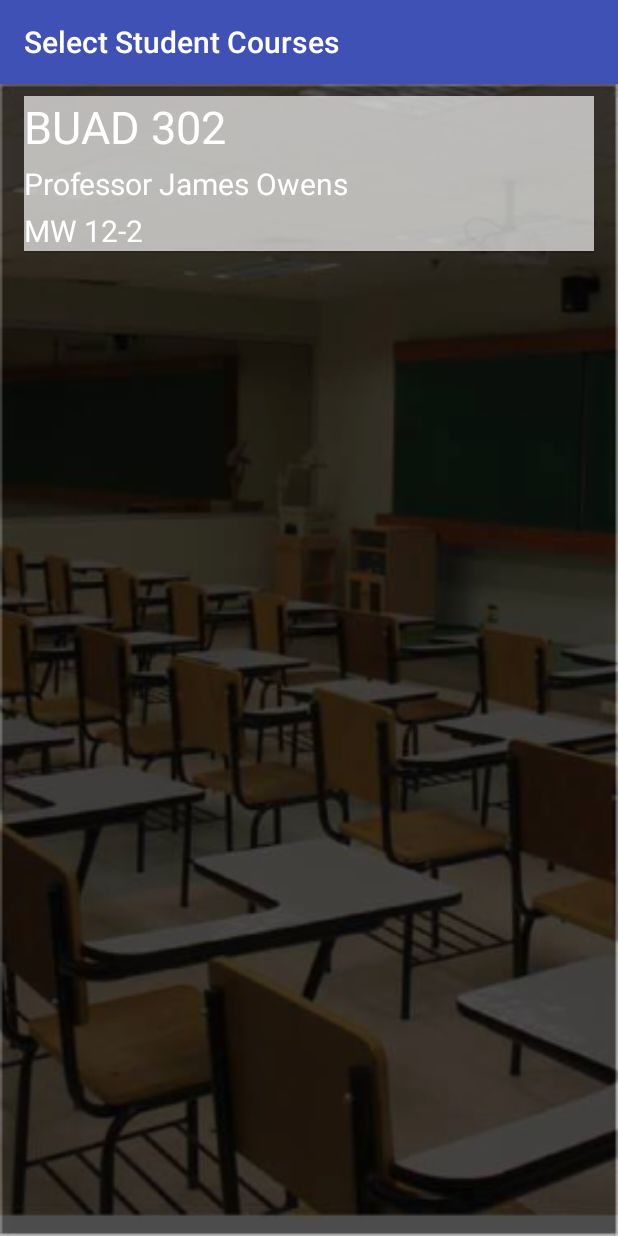
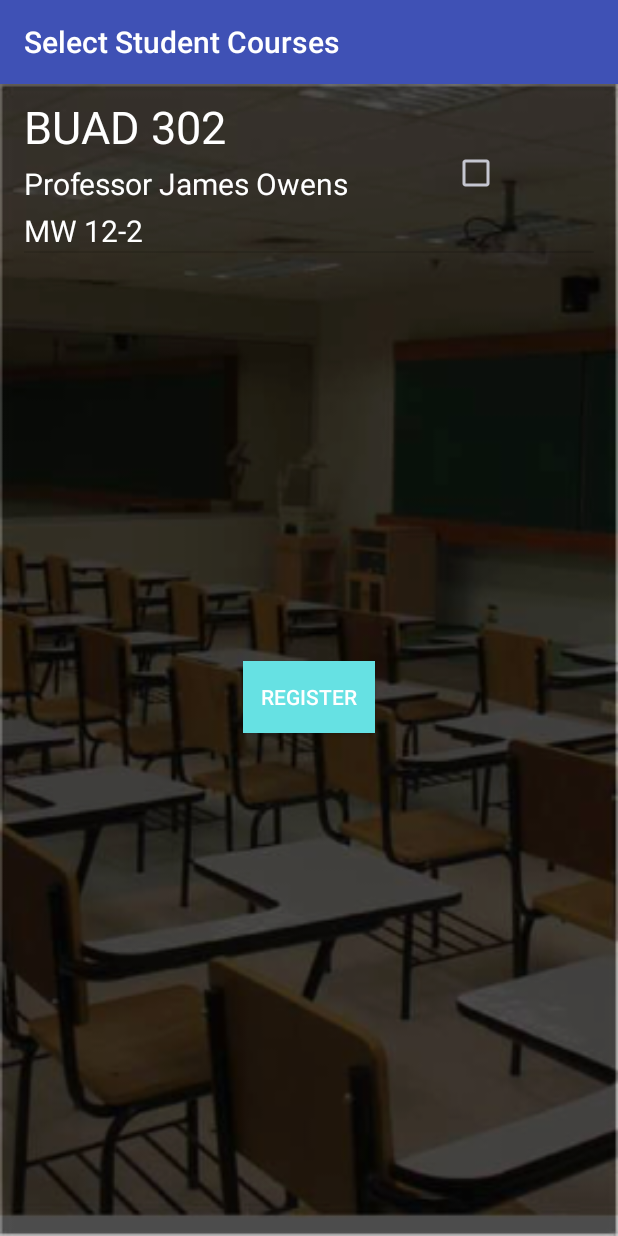
Before and after one commit to jerryweb/Experiential-Learning-Center-ELC-Roll-Call, an Android app: the CourseSelectionActivity screen opened directly, with no data from a screen before it, on a phone screen of 412 x 824 dp. Run offline under Robolectric (Android 15) with nearby library versions, the phone set to English and light mode, and no system bars.

Commit message:
creating courses

```diff
--- a/ELCAppAndroid/app/src/main/AndroidManifest.xml
+++ b/ELCAppAndroid/app/src/main/AndroidManifest.xml
@@ -32,6 +32,10 @@
         <activity android:name=".CourseSelectionActivity"
                   android:label="Select Student Courses">
         </activity>
+        <activity android:name=".InstructorAdmitActivity"
+                  android:label="Create Course">
+
+        </activity>
     </application>
 
 </manifest>
--- a/ELCAppAndroid/app/src/main/java/webb/jerry/elcappandroid/MainActivity.java
+++ b/ELCAppAndroid/app/src/main/java/webb/jerry/elcappandroid/MainActivity.java
@@ -216,6 +216,7 @@ public class MainActivity extends AppCompatActivity implements View.OnClickListe
                                 editor.putString(PREF_EMAIL, encodedEmail);
 
                                 editor.commit();
+
                                 Log.d(TAG, "THIS IS HAPPENED");
 
                                 intentLogin.putExtra(StudentClassManagementActivity.EXTRA_EMAIL_ADDRESS, textEmailAddress.getText());
@@ -234,7 +235,7 @@ public class MainActivity extends AppCompatActivity implements View.OnClickListe
                         });
                     mBluetoothAdapter.cancelDiscovery();
                     mBluetoothAdapter.startDiscovery();
-    //                }
+//                    }
                 break;
 
             case R.id.registerButton:
@@ -258,7 +259,9 @@ public class MainActivity extends AppCompatActivity implements View.OnClickListe
 
             case R.id.buttonCreateAccount:
                 Intent intentRegister;
-                if(true) {
+                final String checkedButton = ((RadioButton) findViewById(userSelectionRadioGroup.getCheckedRadioButtonId())).
+                        getText().toString();
+                if(checkedButton.equals("Student")) {
                     intentRegister = new Intent(getApplicationContext(), StudentClassManagementActivity.class);
                 }
                 else {
@@ -294,8 +297,7 @@ public class MainActivity extends AppCompatActivity implements View.OnClickListe
                                 user.setUniversityId(Integer.parseInt(editTextUniversityId.getText().toString()));
 
                                 if(userSelectionRadioGroup.getCheckedRadioButtonId() != -1) {
-                                    String checkedButton = ((RadioButton) findViewById(userSelectionRadioGroup.getCheckedRadioButtonId())).
-                                            getText().toString();
+
                                     if (checkedButton.equals("Student"))
                                         user.setStudent(true);
                                 }
--- a/ELCAppAndroid/app/src/main/java/webb/jerry/elcappandroid/ProfessorManageCoursesActivitty.java
+++ b/ELCAppAndroid/app/src/main/java/webb/jerry/elcappandroid/ProfessorManageCoursesActivitty.java
@@ -3,6 +3,7 @@ package webb.jerry.elcappandroid;
 import android.content.Intent;
 import android.os.Bundle;
 import android.support.v7.app.AppCompatActivity;
+import android.util.Log;
 import android.view.View;
 import android.widget.Button;
 import android.widget.ListView;
@@ -29,14 +30,16 @@ public class ProfessorManageCoursesActivitty extends AppCompatActivity  {
 
         buttonCreateCourse = (Button) findViewById(R.id.buttonCreateCourse);
         listViewCourses = (ListView) findViewById(R.id.listViewCourses);
-        courseAdapter = new CourseAdapter(this, courses);
-        listViewCourses.setAdapter(courseAdapter);
+        //courseAdapter = new CourseAdapter(this, courses);
+        //listViewCourses.setAdapter(courseAdapter);
 
         buttonCreateCourse.setOnClickListener(new View.OnClickListener() {
             @Override
             public void onClick(View v) {
                 // Go to seperate create course activity
+                Log.d("TAG", "I'm here");
                 Intent i = new Intent(getApplicationContext(),InstructorAdmitActivity.class);
+                startActivity(i);
 
             }
         });
--- a/ELCAppAndroid/app/src/main/java/webb/jerry/elcappandroid/View/CourseAdapter.java
+++ b/ELCAppAndroid/app/src/main/java/webb/jerry/elcappandroid/View/CourseAdapter.java
@@ -32,17 +32,17 @@ public class CourseAdapter extends ArrayAdapter<Course>  {
             , false);
         }
 
-        CheckBox checkBoxStudentPresent = (CheckBox) convertView.findViewById(R.id.checkBoxStudentPresent);
+        CheckBox checkBoxStudentPresent = (CheckBox) convertView.findViewById(R.id.selectClassCheckBox);
         TextView textViewCourseName = (TextView) convertView.findViewById(R.id.textViewCourseName);
         TextView textViewInstructorName = (TextView) convertView.findViewById(R.id.textViewInstructorName);
         TextView textViewDate = (TextView) convertView.findViewById(R.id.textViewDate);
 
-        if(instructorInterface == false){
-            checkBoxStudentPresent.setVisibility(View.VISIBLE);
-        }
-        else{
-            checkBoxStudentPresent.setVisibility(View.INVISIBLE);
-        }
+//        if(instructorInterface == false){
+//            checkBoxStudentPresent.setVisibility(View.VISIBLE);
+//        }
+//        else{
+//            checkBoxStudentPresent.setVisibility(View.INVISIBLE);
+//        }
 
 
         textViewCourseName.setText(course.getClassName());
--- a/ELCAppAndroid/app/src/main/res/layout/item_course.xml
+++ b/ELCAppAndroid/app/src/main/res/layout/item_course.xml
@@ -1,24 +1,24 @@
 <?xml version="1.0" encoding="utf-8"?>
 <LinearLayout xmlns:android="http://schemas.android.com/apk/res/android"
-    android:orientation="horizontal" android:layout_width="match_parent"
+    android:orientation="vertical" android:layout_width="match_parent"
     android:layout_height="match_parent"
     android:weightSum="1">
 
     <LinearLayout
-        android:orientation="horizontal"
         android:layout_width="fill_parent"
         android:layout_height="wrap_content"
-        android:background="#abffffff">
+        android:orientation="horizontal"
+        >
 
         <LinearLayout
             android:orientation="vertical"
             android:layout_width="fill_parent"
             android:layout_height="wrap_content"
-            android:layout_weight=".3"
-            android:layout_marginRight="4dp">
+            android:layout_marginRight="4dp"
+            android:layout_weight=".3">
 
             <TextView
-                android:layout_width="fill_parent"
+                android:layout_width="wrap_content"
                 android:layout_height="wrap_content"
                 android:text="BUAD 302"
                 android:id="@+id/textViewCourseName"
@@ -26,7 +26,7 @@
                 android:textColor="@color/white" />
 
             <TextView
-                android:layout_width="fill_parent"
+                android:layout_width="wrap_content"
                 android:layout_height="wrap_content"
                 android:text="Professor James Owens"
                 android:id="@+id/textViewInstructorName"
@@ -35,7 +35,7 @@
                 android:textColor="@color/white" />
 
             <TextView
-                android:layout_width="fill_parent"
+                android:layout_width="wrap_content"
                 android:layout_height="wrap_content"
                 android:text="MW 12-2"
                 android:id="@+id/textViewDate"
@@ -44,12 +44,11 @@
                 android:textColor="@color/white" />
         </LinearLayout>
 
-        <CheckBox
-            android:layout_width="fill_parent"
-            android:layout_height="fill_parent"
-            android:id="@+id/checkBoxStudentPresent"
-            android:layout_weight=".7"
-            android:checked="true" />
+  <CheckBox
+      android:layout_width="fill_parent"
+      android:layout_height="fill_parent"
+      android:id="@+id/selectClassCheckBox"
+      android:layout_weight=".9"/>
 
     </LinearLayout>
 
--- a/ELCAppAndroid/app/src/main/res/layout/student_course_selection.xml
+++ b/ELCAppAndroid/app/src/main/res/layout/student_course_selection.xml
@@ -2,16 +2,27 @@
 <LinearLayout xmlns:android="http://schemas.android.com/apk/res/android"
     android:orientation="vertical" android:layout_width="match_parent"
     android:background="@drawable/elc_background"
-    android:layout_height="match_parent">
+    android:layout_height="match_parent"
+    android:weightSum="1">
 
     <ListView
         android:layout_width="fill_parent"
-        android:layout_height="fill_parent"
+        android:layout_height="300dp"
         android:id="@+id/listViewStudentCourses"
         android:layout_marginLeft="16dp"
         android:layout_marginTop="8dp"
         android:layout_marginRight="16dp"
         android:layout_marginBottom="8dp"
-        android:layout_gravity="center_horizontal"></ListView>
+        android:layout_gravity="center_horizontal"
+        android:layout_weight="0.17"></ListView>
+
+    <Button
+        android:layout_width="wrap_content"
+        android:layout_height="wrap_content"
+        android:id="@+id/registerButton"
+        android:text="Register"
+        android:layout_gravity="center"
+        android:background="@color/teal"
+        android:textColor="@color/white"/>
 
 </LinearLayout>
--- a/ELCAppAndroid/app/src/main/res/values/strings.xml
+++ b/ELCAppAndroid/app/src/main/res/values/strings.xml
@@ -1,6 +1,6 @@
 <resources>
     <string name="app_name">ELCAppAndroid</string>
-    <string name="login_screen_title">ELC Auto Attendance</string>
+    <string name="login_screen_title">ELC Roll Call</string>
     <string name="email_hint_text">Email Address</string>
     <string name="password_hint_text">Password</string>
     <string name="login_label">Login</string>
```
